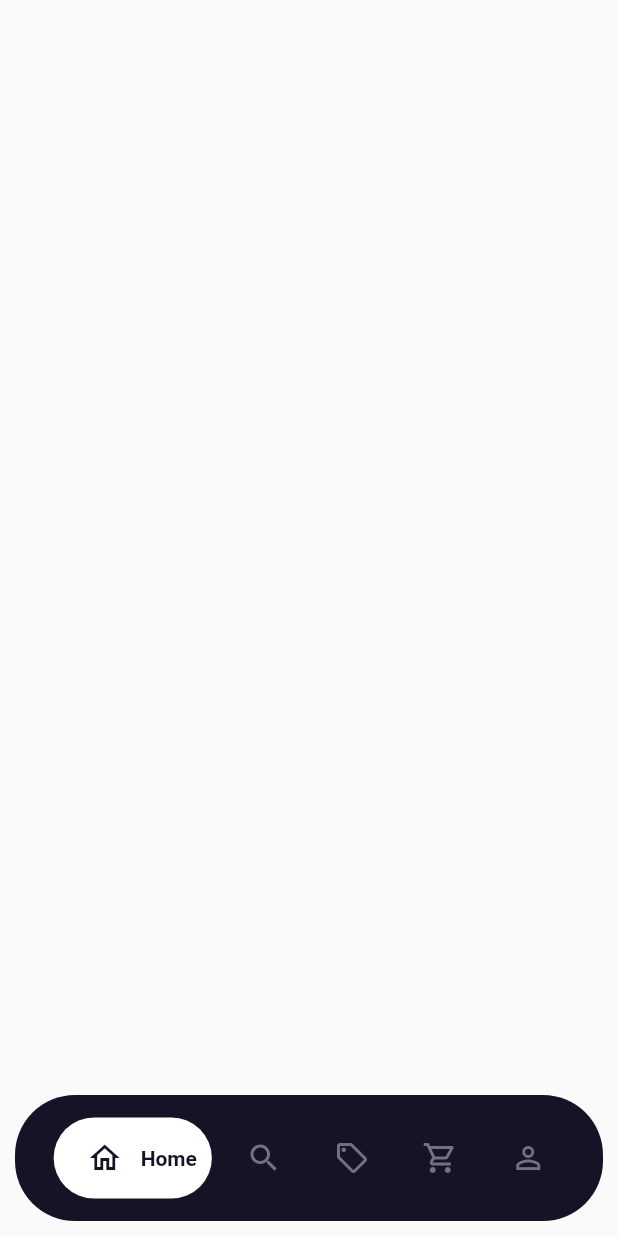
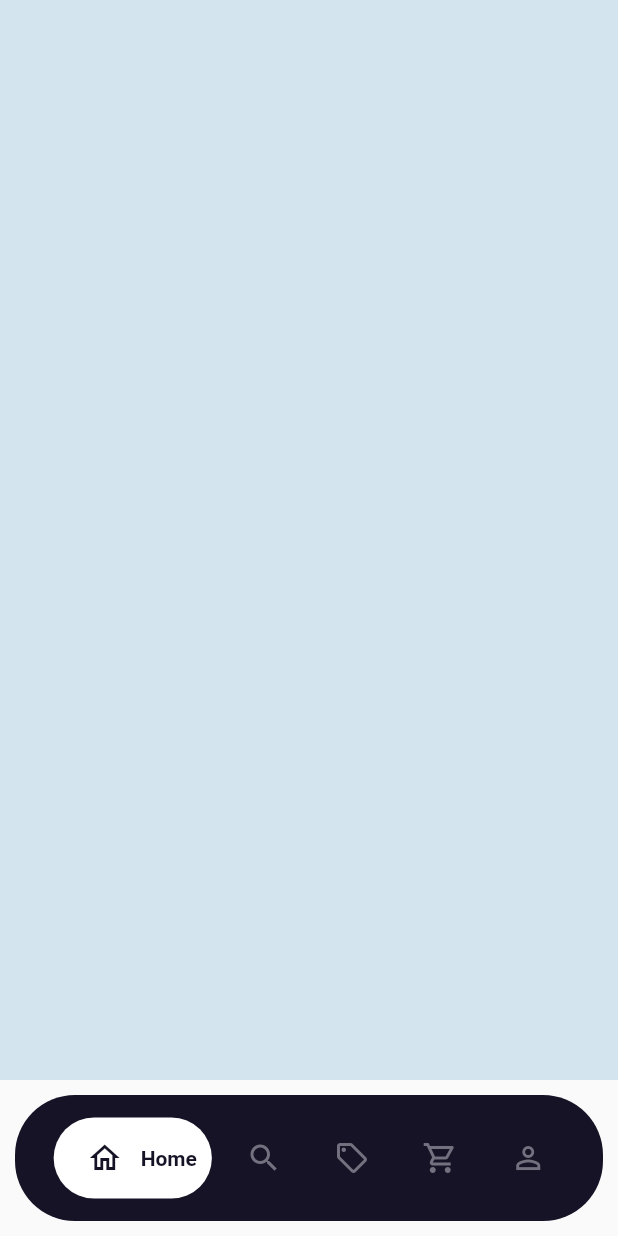
Before and after one commit to Rshn123/all_in_one, a Flutter app: the PillBottomNavigations screen opened by its route, on a phone screen of 412 x 824 dp. Run offline on Flutter 3.47's test engine with Material 2 defaults, Android fonts, the phone set to English and light mode, and no system bars.

Commit message:
added screen for switching

```diff
--- a/lib/config/routes.dart
+++ b/lib/config/routes.dart
@@ -1,11 +1,9 @@
-import 'dart:math';
-
-import 'package:all_in_one/designs/bottom_navigation/main_bottom_navigation.dart';
-import 'package:all_in_one/designs/bottom_navigation/pages/bottom_navigations.dart';
-import 'package:all_in_one/designs/home/home_screen.dart';
 import 'package:flutter/material.dart';
 
 import '../constants/routes_constants.dart';
+import '../designs/bottom_navigation/main_bottom_navigation.dart';
+import '../designs/bottom_navigation/pages/bottom_navigations.dart';
+import '../designs/home/home_screen.dart';
 
 class AllInOneRoute {
   static Route<dynamic>? generateRoute(RouteSettings settings) {
@@ -15,7 +13,7 @@ class AllInOneRoute {
       case homeScreenRoute:
         return _getPageRoute(const HomeScreen());
       case pillBottomNavigationRoute:
-        return _getPageRoute(const PillBottomNavigations());
+        return _getPageRoute(PillBottomNavigations());
     }
 
     return null;
--- a/lib/designs/bottom_navigation/pages/bottom_navigations.dart
+++ b/lib/designs/bottom_navigation/pages/bottom_navigations.dart
@@ -4,8 +4,29 @@ import 'package:provider/provider.dart';
 import '../provider/bottom_navigation_provider.dart';
 
 class PillBottomNavigations extends StatelessWidget {
-  const PillBottomNavigations({Key? key}) : super(key: key);
-
+  PillBottomNavigations({Key? key}) : super(key: key);
+  final List<Widget> _widgetOption = [
+    const Screens(
+      color: 0xffd4e4ef,
+      text: "HomeScreen",
+    ),
+    const Screens(
+      color: 0xff77ccee,
+      text: "HomeScreen",
+    ),
+    const Screens(
+      color: 0xff40826d,
+      text: "HomeScreen",
+    ),
+    const Screens(
+      color: 0xff4a485b,
+      text: "HomeScreen",
+    ),
+    const Screens(
+      color: 0xffa64f59,
+      text: "HomeScreen",
+    )
+  ];
   @override
   Widget build(BuildContext context) {
     return Scaffold(
@@ -20,35 +41,52 @@ class PillBottomNavigations extends StatelessWidget {
             children: const [
               CustomIcons(
                 icon: Icons.home_outlined,
-                index: 1,
+                index: 0,
                 text: "Home",
               ),
               CustomIcons(
                 icon: Icons.search_outlined,
-                index: 2,
+                index: 1,
                 text: "Search",
               ),
               CustomIcons(
                 icon: Icons.local_offer_outlined,
-                index: 3,
+                index: 2,
                 text: "Offer",
               ),
               CustomIcons(
                 icon: Icons.shopping_cart_outlined,
-                index: 4,
+                index: 3,
                 text: "Cart",
               ),
               CustomIcons(
                 icon: Icons.person_outline_outlined,
-                index: 5,
+                index: 4,
                 text: "Profile",
               )
             ]),
       ),
-      body: SingleChildScrollView(
-          child: Column(
-        children: [],
-      )),
+      body: SingleChildScrollView(child: Consumer<BottomNavigationProvider>(
+          builder: (context, provider, child) {
+        return Column(
+          children: [_widgetOption.elementAt(provider.currentIndex)],
+        );
+      })),
+    );
+  }
+}
+
+class Screens extends StatelessWidget {
+  final int color;
+  final String text;
+  const Screens({required this.color, required this.text, super.key});
+
+  @override
+  Widget build(BuildContext context) {
+    return Container(
+      height: MediaQuery.of(context).size.height,
+      width: MediaQuery.of(context).size.width,
+      decoration: BoxDecoration(color: Color(color)),
     );
   }
 }
--- a/lib/designs/bottom_navigation/provider/bottom_navigation_provider.dart
+++ b/lib/designs/bottom_navigation/provider/bottom_navigation_provider.dart
@@ -1,7 +1,7 @@
 import 'package:flutter/cupertino.dart';
 
 class BottomNavigationProvider extends ChangeNotifier {
-  int currentIndex = 1;
+  int currentIndex = 0;
   changeIndex(int changedIndex) {
     currentIndex = changedIndex;
     notifyListeners();
```
